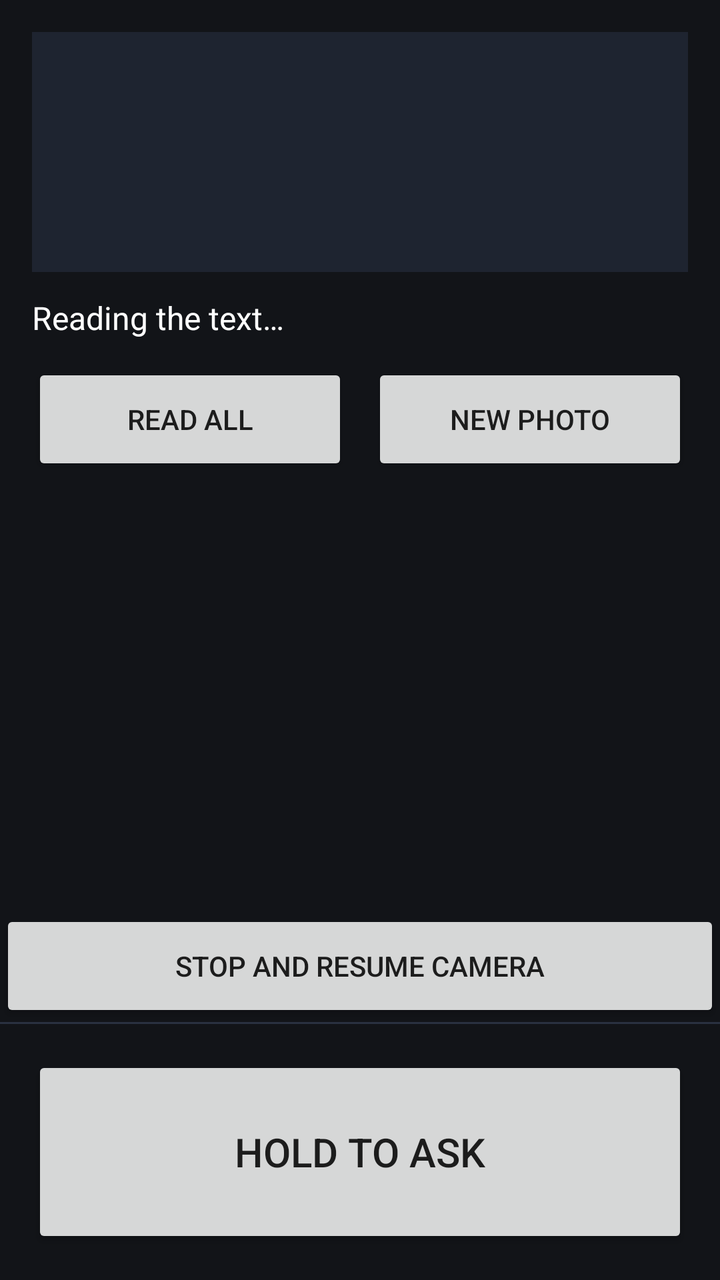
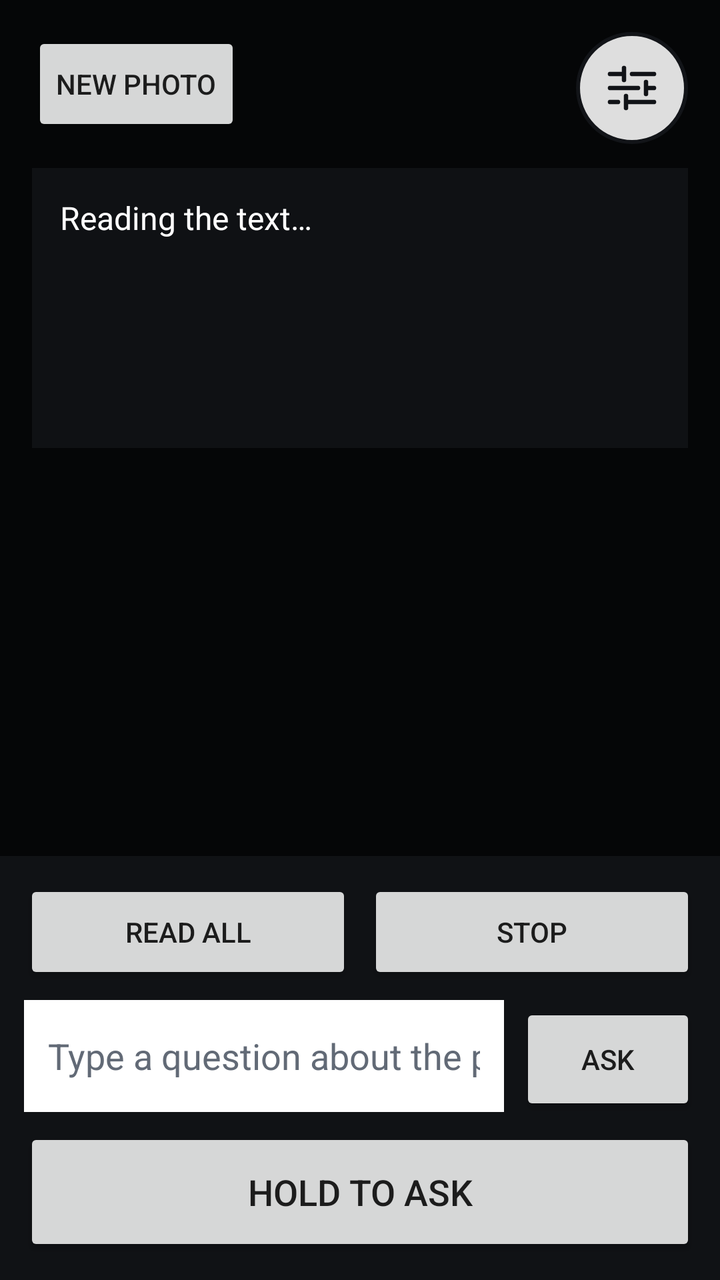

An Android layout rendered at two revisions. The XML below is the earlier revision; the diff shows what the commit changed to produce the second picture.
<!-- AndroidManifest.xml: application theme Theme.Test_project -->
<!-- res/layout/fragment_review.xml -->
<?xml version="1.0" encoding="utf-8"?>
<LinearLayout xmlns:android="http://schemas.android.com/apk/res/android"
    android:layout_width="match_parent"
    android:layout_height="match_parent"
    android:orientation="vertical"
    android:background="#121418">

    <ScrollView
        android:id="@+id/reviewScroll"
        android:layout_width="match_parent"
        android:layout_height="0dp"
        android:layout_weight="1"
        android:fillViewport="true">

        <LinearLayout
            android:layout_width="match_parent"
            android:layout_height="wrap_content"
            android:orientation="vertical"
            android:padding="16dp">

            <ImageView
                android:id="@+id/imgShot"
                android:layout_width="match_parent"
                android:layout_height="120dp"
                android:scaleType="centerCrop"
                android:background="#1E2430"
                android:importantForAccessibility="no" />

            <TextView
                android:id="@+id/txtReviewStatus"
                android:layout_width="match_parent"
                android:layout_height="wrap_content"
                android:layout_marginTop="12dp"
                android:textColor="#FFFFFF"
                android:textSize="16sp"
                android:textIsSelectable="true"
                android:text="@string/review_loading" />

            <LinearLayout
                android:layout_width="match_parent"
                android:layout_height="wrap_content"
                android:layout_marginTop="12dp"
                android:orientation="horizontal">

                <Button
                    android:id="@+id/btnReadAll"
                    android:layout_width="0dp"
                    android:layout_height="56dp"
                    android:layout_weight="1"
                    android:text="@string/read_all"
                    android:contentDescription="@string/read_all_description" />

                <Button
                    android:id="@+id/btnRetake"
                    android:layout_width="0dp"
                    android:layout_height="56dp"
                    android:layout_weight="1"
                    android:layout_marginStart="12dp"
                    android:text="@string/new_photo"
                    android:contentDescription="@string/new_photo_description" />

            </LinearLayout>

            
            <LinearLayout
                android:id="@+id/blockList"
                android:layout_width="match_parent"
                android:layout_height="wrap_content"
                android:layout_marginTop="12dp"
                android:orientation="vertical" />

        </LinearLayout>

    </ScrollView>

    <Button
        android:id="@+id/btnStop"
        android:layout_width="match_parent"
        android:layout_height="56dp"
        android:text="@string/stop_speaking" />

    <View
        android:layout_width="match_parent"
        android:layout_height="1dp"
        android:background="#2A3140" />

    
    <Button
        android:id="@+id/btnAsk"
        android:layout_width="match_parent"
        android:layout_height="96dp"
        android:layout_margin="16dp"
        android:textSize="20sp"
        android:text="@string/hold_to_ask"
        android:contentDescription="@string/hold_to_ask_description" />

</LinearLayout>
<!-- resources referenced by this layout -->
<resources>
  <string name="hold_to_ask">Hold to ask</string>
  <string name="hold_to_ask_description">Hold and speak to ask a question about the photo.</string>
  <string name="new_photo">New photo</string>
  <string name="new_photo_description">Go back to the camera and take another photo.</string>
  <string name="read_all">Read all</string>
  <string name="read_all_description">Read every block of text aloud, in order.</string>
  <string name="review_loading">Reading the text…</string>
  <string name="stop_speaking">Stop and resume camera</string>
  <style name="Theme.Test_project" parent="Theme.AppCompat.Light.NoActionBar" />
</resources>

<!-- the commit's change to res/layout/fragment_review.xml (unified diff, before → after) -->
@@ -1,97 +1,157 @@
 <?xml version="1.0" encoding="utf-8"?>
-<LinearLayout xmlns:android="http://schemas.android.com/apk/res/android"
+<FrameLayout xmlns:android="http://schemas.android.com/apk/res/android"
     android:layout_width="match_parent"
     android:layout_height="match_parent"
-    android:orientation="vertical"
-    android:background="#121418">
+    android:background="#050607">
+
+    <ImageView
+        android:id="@+id/imgShot"
+        android:layout_width="match_parent"
+        android:layout_height="match_parent"
+        android:background="#050607"
+        android:importantForAccessibility="no"
+        android:scaleType="fitCenter" />
+
+    <FrameLayout
+        android:id="@+id/blockList"
+        android:layout_width="match_parent"
+        android:layout_height="match_parent" />
+
+    <Button
+        android:id="@+id/btnRetake"
+        android:layout_width="wrap_content"
+        android:layout_height="52dp"
+        android:layout_gravity="top|start"
+        android:layout_margin="16dp"
+        android:text="@string/new_photo"
+        android:contentDescription="@string/new_photo_description" />
+
+    <ImageButton
+        android:id="@+id/btnReviewSettings"
+        android:layout_width="56dp"
+        android:layout_height="56dp"
+        android:layout_gravity="top|end"
+        android:layout_margin="16dp"
+        android:background="@drawable/bg_round_control"
+        android:contentDescription="@string/processing_settings"
+        android:padding="14dp"
+        android:src="@drawable/ic_settings_lines" />
 
     <ScrollView
-        android:id="@+id/reviewScroll"
         android:layout_width="match_parent"
-        android:layout_height="0dp"
-        android:layout_weight="1"
+        android:layout_height="140dp"
+        android:layout_gravity="top"
+        android:layout_marginStart="16dp"
+        android:layout_marginTop="84dp"
+        android:layout_marginEnd="16dp"
+        android:background="#CC121418"
         android:fillViewport="true">
+
+        <TextView
+            android:id="@+id/txtReviewStatus"
+            android:layout_width="match_parent"
+            android:layout_height="wrap_content"
+            android:padding="14dp"
+            android:text="@string/review_loading"
+            android:textColor="#FFFFFF"
+            android:textIsSelectable="true"
+            android:textSize="16sp" />
+    </ScrollView>
+
+    <LinearLayout
+        android:layout_width="match_parent"
+        android:layout_height="wrap_content"
+        android:layout_gravity="bottom"
+        android:background="#DD121418"
+        android:orientation="vertical"
+        android:padding="12dp">
 
         <LinearLayout
             android:layout_width="match_parent"
             android:layout_height="wrap_content"
-            android:orientation="vertical"
-            android:padding="16dp">
+            android:orientation="horizontal">
 
-            <ImageView
-                android:id="@+id/imgShot"
-                android:layout_width="match_parent"
-                android:layout_height="120dp"
-                android:scaleType="centerCrop"
-                android:background="#1E2430"
-                android:importantForAccessibility="no" />
+            <Button
+                android:id="@+id/btnReadAll"
+                android:layout_width="0dp"
+                android:layout_height="52dp"
+                android:layout_weight="1"
+                android:text="@string/read_all"
+                android:contentDescription="@string/read_all_description" />
 
-            <TextView
-                android:id="@+id/txtReviewStatus"
-                android:layout_width="match_parent"
-                android:layout_height="wrap_content"
-                android:layout_marginTop="12dp"
-                android:textColor="#FFFFFF"
-                android:textSize="16sp"
-                android:textIsSelectable="true"
-                android:text="@string/review_loading" />
+            <Button
+                android:id="@+id/btnAddView"
+                android:layout_width="0dp"
+                android:layout_height="52dp"
+                android:layout_marginStart="8dp"
+                android:layout_weight="1"
+                android:text="@string/add_view"
+                android:visibility="gone" />
 
-            <LinearLayout
-                android:layout_width="match_parent"
-                android:layout_height="wrap_content"
-                android:layout_marginTop="12dp"
-                android:orientation="horizontal">
-
-                <Button
-                    android:id="@+id/btnReadAll"
-                    android:layout_width="0dp"
-                    android:layout_height="56dp"
-                    android:layout_weight="1"
-                    android:text="@string/read_all"
-                    android:contentDescription="@string/read_all_description" />
-
-                <Button
-                    android:id="@+id/btnRetake"
-                    android:layout_width="0dp"
-                    android:layout_height="56dp"
-                    android:layout_weight="1"
-                    android:layout_marginStart="12dp"
-                    android:text="@string/new_photo"
-                    android:contentDescription="@string/new_photo_description" />
-
-            </LinearLayout>
-
-            
-            <LinearLayout
-                android:id="@+id/blockList"
-                android:layout_width="match_parent"
-                android:layout_height="wrap_content"
-                android:layout_marginTop="12dp"
-                android:orientation="vertical" />
-
+            <Button
+                android:id="@+id/btnStop"
+                android:layout_width="0dp"
+                android:layout_height="52dp"
+                android:layout_marginStart="8dp"
+                android:layout_weight="1"
+                android:text="@string/stop" />
         </LinearLayout>
 
-    </ScrollView>
+        <LinearLayout
+            android:id="@+id/errorActions"
+            android:layout_width="match_parent"
+            android:layout_height="wrap_content"
+            android:orientation="horizontal"
+            android:visibility="gone">
+            <Button
+                android:id="@+id/btnRetry"
+                android:layout_width="0dp"
+                android:layout_height="52dp"
+                android:layout_weight="1"
+                android:text="@string/retry" />
+            <Button
+                android:id="@+id/btnReadLocally"
+                android:layout_width="0dp"
+                android:layout_height="52dp"
+                android:layout_marginStart="8dp"
+                android:layout_weight="1"
+                android:text="@string/read_locally" />
+        </LinearLayout>
 
-    <Button
-        android:id="@+id/btnStop"
-        android:layout_width="match_parent"
-        android:layout_height="56dp"
-        android:text="@string/stop_speaking" />
+        <LinearLayout
+            android:layout_width="match_parent"
+            android:layout_height="wrap_content"
+            android:layout_marginTop="8dp"
+            android:orientation="horizontal">
+            <EditText
+                android:id="@+id/editQuestion"
+                android:layout_width="0dp"
+                android:layout_height="56dp"
+                android:layout_weight="1"
+                android:background="#FFFFFFFF"
+                android:hint="@string/type_question"
+                android:inputType="textCapSentences"
+                android:maxLines="2"
+                android:paddingStart="12dp"
+                android:paddingEnd="12dp"
+                android:textColor="#121418"
+                android:textColorHint="#626A76" />
+            <Button
+                android:id="@+id/btnTypedAsk"
+                android:layout_width="wrap_content"
+                android:layout_height="56dp"
+                android:layout_marginStart="8dp"
+                android:text="@string/ask" />
+        </LinearLayout>
 
-    <View
-        android:layout_width="match_parent"
-        android:layout_height="1dp"
-        android:background="#2A3140" />
+        <Button
+            android:id="@+id/btnAsk"
+            android:layout_width="match_parent"
+            android:layout_height="64dp"
+            android:layout_marginTop="8dp"
+            android:text="@string/hold_to_ask"
+            android:textSize="18sp"
+            android:contentDescription="@string/hold_to_ask_description" />
+    </LinearLayout>
 
-    
-    <Button
-        android:id="@+id/btnAsk"
-        android:layout_width="match_parent"
-        android:layout_height="96dp"
-        android:layout_margin="16dp"
-        android:textSize="20sp"
-        android:text="@string/hold_to_ask"
-        android:contentDescription="@string/hold_to_ask_description" />
-
-</LinearLayout>
+</FrameLayout>
<!-- resource entries referenced after the edit -->
@@ -1,13 +1,34 @@
 <!-- resources referenced by this layout -->
 <resources>
+  <!-- drawable bg_round_control (drawable) -->
+  <?xml version="1.0" encoding="utf-8"?>
+  <shape xmlns:android="http://schemas.android.com/apk/res/android" android:shape="oval">
+      <solid android:color="#DDFFFFFF" />
+      <stroke android:width="2dp" android:color="#FF121418" />
+  </shape>
+  <!-- drawable ic_settings_lines (drawable) -->
+  <?xml version="1.0" encoding="utf-8"?>
+  <vector xmlns:android="http://schemas.android.com/apk/res/android"
+      android:width="28dp" android:height="28dp"
+      android:viewportWidth="28" android:viewportHeight="28">
+      <path android:fillColor="@android:color/transparent" android:strokeColor="#121418"
+          android:strokeWidth="2.2" android:strokeLineCap="round"
+          android:pathData="M3,7 L10,7 M14,7 L25,7 M10,4 L10,10 M3,14 L17,14 M21,14 L25,14 M21,11 L21,17 M3,21 L7,21 M11,21 L25,21 M11,18 L11,24" />
+  </vector>
+  <string name="add_view">Add another view</string>
+  <string name="ask">Ask</string>
   <string name="hold_to_ask">Hold to ask</string>
   <string name="hold_to_ask_description">Hold and speak to ask a question about the photo.</string>
   <string name="new_photo">New photo</string>
   <string name="new_photo_description">Go back to the camera and take another photo.</string>
+  <string name="processing_settings">Processing settings</string>
   <string name="read_all">Read all</string>
   <string name="read_all_description">Read every block of text aloud, in order.</string>
+  <string name="read_locally">Read locally</string>
+  <string name="retry">Retry</string>
   <string name="review_loading">Reading the text…</string>
-  <string name="stop_speaking">Stop and resume camera</string>
+  <string name="stop">Stop</string>
+  <string name="type_question">Type a question about the photo</string>
   <style name="Theme.Test_project" parent="Theme.AppCompat.Light.NoActionBar" />
 </resources>
 
